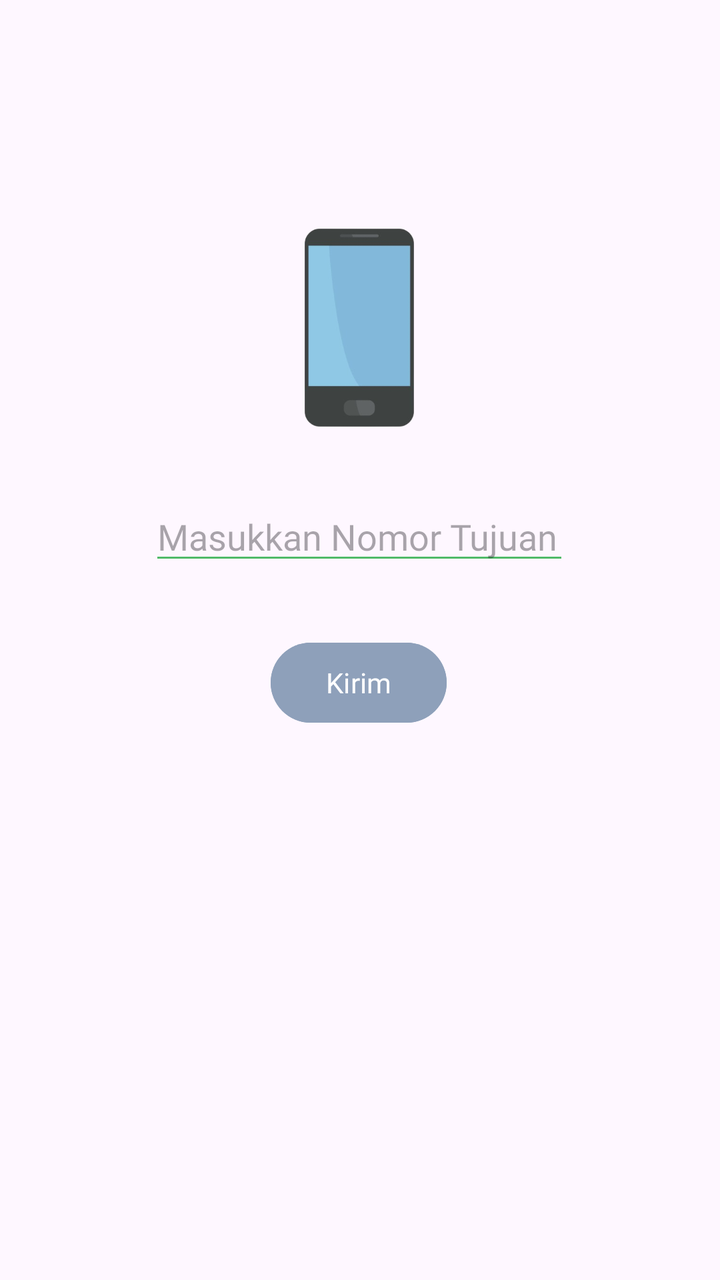
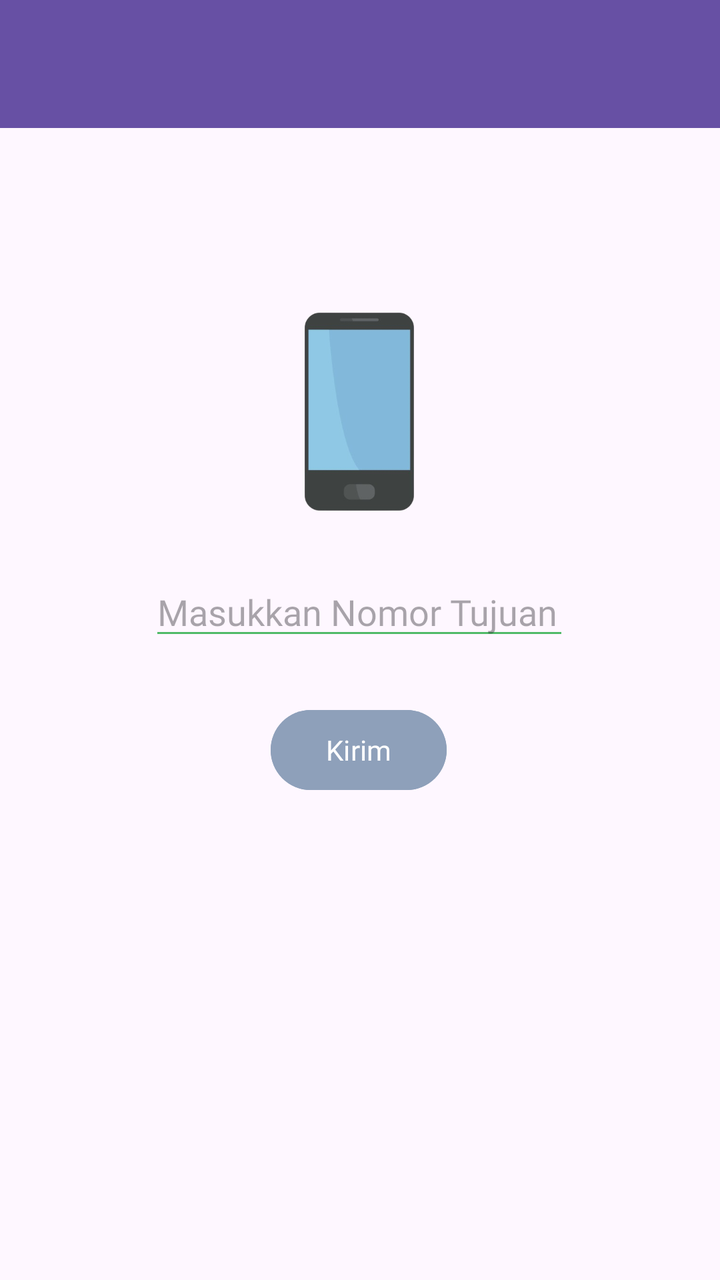

Two renders of the same Android screen: before a commit and after it. Below are the layout's source before the change and the commit's diff.
<!-- AndroidManifest.xml: application theme Theme.Proxima_Centauri_B_Owen_3TIE -->
<!-- res/layout/activity_third.xml -->
<?xml version="1.0" encoding="utf-8"?>
<androidx.constraintlayout.widget.ConstraintLayout xmlns:android="http://schemas.android.com/apk/res/android"
    xmlns:app="http://schemas.android.com/apk/res-auto"
    xmlns:tools="http://schemas.android.com/tools"
    android:id="@+id/main"
    android:layout_width="match_parent"
    android:layout_height="match_parent"

    tools:context=".pertemuan3.ThirdActivity">

    <Button
        android:id="@+id/btnKirim"
        android:layout_width="wrap_content"
        android:layout_height="wrap_content"
        android:text="@string/btn_kirim"
        android:backgroundTint="@color/gray"
        android:fontFamily="@font/bebasneue_regular"
        app:layout_constraintBottom_toBottomOf="parent"
        app:layout_constraintEnd_toEndOf="parent"
        app:layout_constraintHorizontal_bias="0.498"
        app:layout_constraintStart_toStartOf="parent"
        app:layout_constraintTop_toBottomOf="@+id/inputNoTujuan"
        app:layout_constraintVertical_bias="0.098" />

    <EditText
        android:id="@+id/inputNoTujuan"
        android:layout_width="wrap_content"
        android:layout_height="wrap_content"
        android:ems="10"
        android:inputType="number"
        android:hint="@string/Nomor_Tujuan"
        android:backgroundTint="@color/green"
        android:fontFamily="@font/bebasneue_regular"
        app:layout_constraintBottom_toBottomOf="parent"
        app:layout_constraintEnd_toEndOf="parent"
        app:layout_constraintHorizontal_bias="0.497"
        app:layout_constraintStart_toStartOf="parent"
        app:layout_constraintTop_toTopOf="parent"
        app:layout_constraintVertical_bias="0.411" />

    <ImageView
        android:id="@+id/imageView3"
        android:layout_width="118dp"
        android:layout_height="121dp"
        app:layout_constraintBottom_toTopOf="@+id/inputNoTujuan"
        app:layout_constraintEnd_toEndOf="parent"
        app:layout_constraintHorizontal_bias="0.498"
        app:layout_constraintStart_toStartOf="parent"
        app:layout_constraintTop_toTopOf="parent"
        app:layout_constraintVertical_bias="0.826"
        app:srcCompat="@drawable/smartphonelogo" />

</androidx.constraintlayout.widget.ConstraintLayout>
<!-- resources referenced by this layout -->
<resources>
  <color name="gray">#8ea0ba</color>
  <color name="green">#50ba68</color>
  <!-- drawable smartphonelogo: png bitmap (drawable, 24602 bytes) -->
  <string name="Nomor_Tujuan">Masukkan Nomor Tujuan</string>
  <string name="btn_kirim">Kirim</string>
  <style name="Theme.Proxima_Centauri_B_Owen_3TIE" parent="Base.Theme.Proxima_Centauri_B_Owen_3TIE" />
  <style name="Base.Theme.Proxima_Centauri_B_Owen_3TIE" parent="Theme.Material3.DayNight.NoActionBar">
          
          
      </style>
</resources>

<!-- the commit's change to res/layout/activity_third.xml (unified diff, before → after) -->
@@ -1,53 +1,66 @@
 <?xml version="1.0" encoding="utf-8"?>
-<androidx.constraintlayout.widget.ConstraintLayout xmlns:android="http://schemas.android.com/apk/res/android"
+<LinearLayout xmlns:android="http://schemas.android.com/apk/res/android"
     xmlns:app="http://schemas.android.com/apk/res-auto"
     xmlns:tools="http://schemas.android.com/tools"
     android:id="@+id/main"
     android:layout_width="match_parent"
     android:layout_height="match_parent"
-
+    android:orientation="vertical"
     tools:context=".pertemuan3.ThirdActivity">
 
-    <Button
-        android:id="@+id/btnKirim"
-        android:layout_width="wrap_content"
-        android:layout_height="wrap_content"
-        android:text="@string/btn_kirim"
-        android:backgroundTint="@color/gray"
-        android:fontFamily="@font/bebasneue_regular"
-        app:layout_constraintBottom_toBottomOf="parent"
-        app:layout_constraintEnd_toEndOf="parent"
-        app:layout_constraintHorizontal_bias="0.498"
-        app:layout_constraintStart_toStartOf="parent"
-        app:layout_constraintTop_toBottomOf="@+id/inputNoTujuan"
-        app:layout_constraintVertical_bias="0.098" />
+    <androidx.appcompat.widget.Toolbar
+        android:id="@+id/toolbar"
+        android:layout_width="match_parent"
+        android:layout_height="?attr/actionBarSize"
+        android:background="?attr/colorPrimary"
+        app:titleTextColor="@android:color/white"
+        app:subtitleTextColor="@android:color/white" />
 
-    <EditText
-        android:id="@+id/inputNoTujuan"
-        android:layout_width="wrap_content"
-        android:layout_height="wrap_content"
-        android:ems="10"
-        android:inputType="number"
-        android:hint="@string/Nomor_Tujuan"
-        android:backgroundTint="@color/green"
-        android:fontFamily="@font/bebasneue_regular"
-        app:layout_constraintBottom_toBottomOf="parent"
-        app:layout_constraintEnd_toEndOf="parent"
-        app:layout_constraintHorizontal_bias="0.497"
-        app:layout_constraintStart_toStartOf="parent"
-        app:layout_constraintTop_toTopOf="parent"
-        app:layout_constraintVertical_bias="0.411" />
+    <androidx.constraintlayout.widget.ConstraintLayout
+        android:layout_width="match_parent"
+        android:layout_height="match_parent">
 
-    <ImageView
-        android:id="@+id/imageView3"
-        android:layout_width="118dp"
-        android:layout_height="121dp"
-        app:layout_constraintBottom_toTopOf="@+id/inputNoTujuan"
-        app:layout_constraintEnd_toEndOf="parent"
-        app:layout_constraintHorizontal_bias="0.498"
-        app:layout_constraintStart_toStartOf="parent"
-        app:layout_constraintTop_toTopOf="parent"
-        app:layout_constraintVertical_bias="0.826"
-        app:srcCompat="@drawable/smartphonelogo" />
+        <Button
+            android:id="@+id/btnKirim"
+            android:layout_width="wrap_content"
+            android:layout_height="wrap_content"
+            android:text="@string/btn_kirim"
+            android:backgroundTint="@color/gray"
+            android:fontFamily="@font/bebasneue_regular"
+            app:layout_constraintBottom_toBottomOf="parent"
+            app:layout_constraintEnd_toEndOf="parent"
+            app:layout_constraintHorizontal_bias="0.498"
+            app:layout_constraintStart_toStartOf="parent"
+            app:layout_constraintTop_toBottomOf="@+id/inputNoTujuan"
+            app:layout_constraintVertical_bias="0.098" />
 
-</androidx.constraintlayout.widget.ConstraintLayout>
+        <EditText
+            android:id="@+id/inputNoTujuan"
+            android:layout_width="wrap_content"
+            android:layout_height="wrap_content"
+            android:ems="10"
+            android:inputType="number"
+            android:hint="@string/Nomor_Tujuan"
+            android:backgroundTint="@color/green"
+            android:fontFamily="@font/bebasneue_regular"
+            app:layout_constraintBottom_toBottomOf="parent"
+            app:layout_constraintEnd_toEndOf="parent"
+            app:layout_constraintHorizontal_bias="0.497"
+            app:layout_constraintStart_toStartOf="parent"
+            app:layout_constraintTop_toTopOf="parent"
+            app:layout_constraintVertical_bias="0.411" />
+
+        <ImageView
+            android:id="@+id/imageView3"
+            android:layout_width="118dp"
+            android:layout_height="121dp"
+            app:layout_constraintBottom_toTopOf="@+id/inputNoTujuan"
+            app:layout_constraintEnd_toEndOf="parent"
+            app:layout_constraintHorizontal_bias="0.498"
+            app:layout_constraintStart_toStartOf="parent"
+            app:layout_constraintTop_toTopOf="parent"
+            app:layout_constraintVertical_bias="0.826"
+            app:srcCompat="@drawable/smartphonelogo" />
+
+    </androidx.constraintlayout.widget.ConstraintLayout>
+</LinearLayout>
